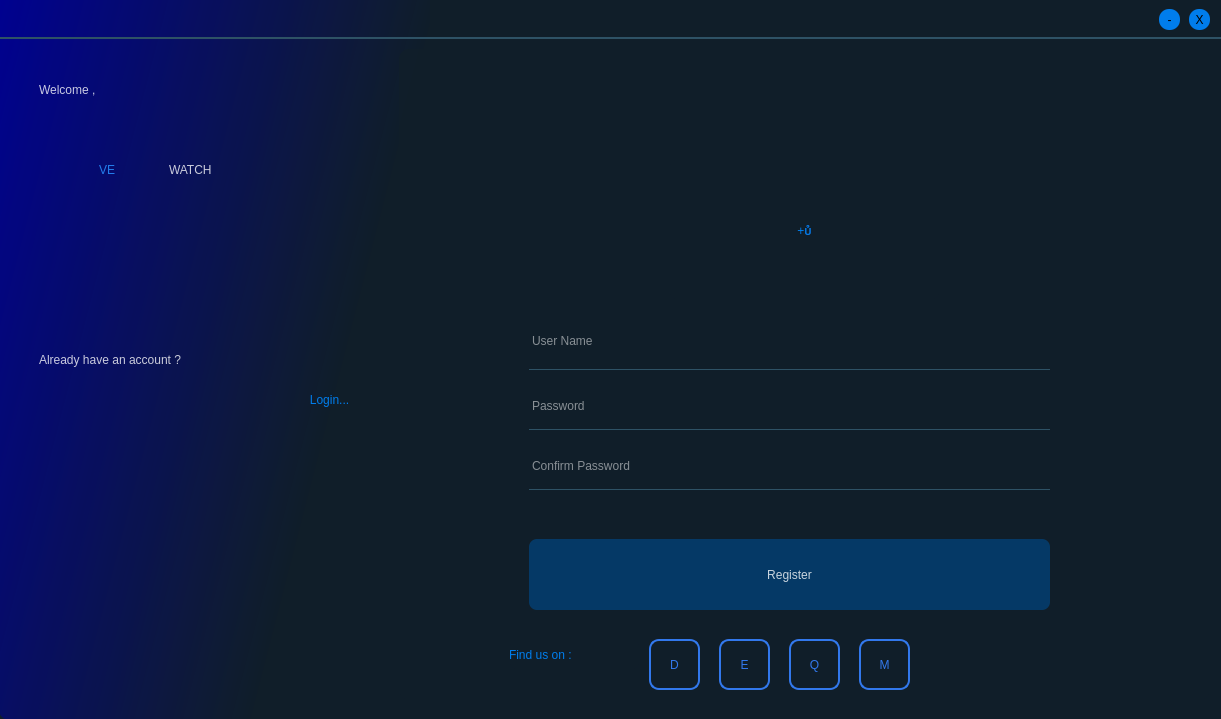
Qt form IFailedOnceButNeverGaveUp/mainwindow.ui (Esprit-UP-Algo/2a22-smart-tv-dream-team) before a commit.
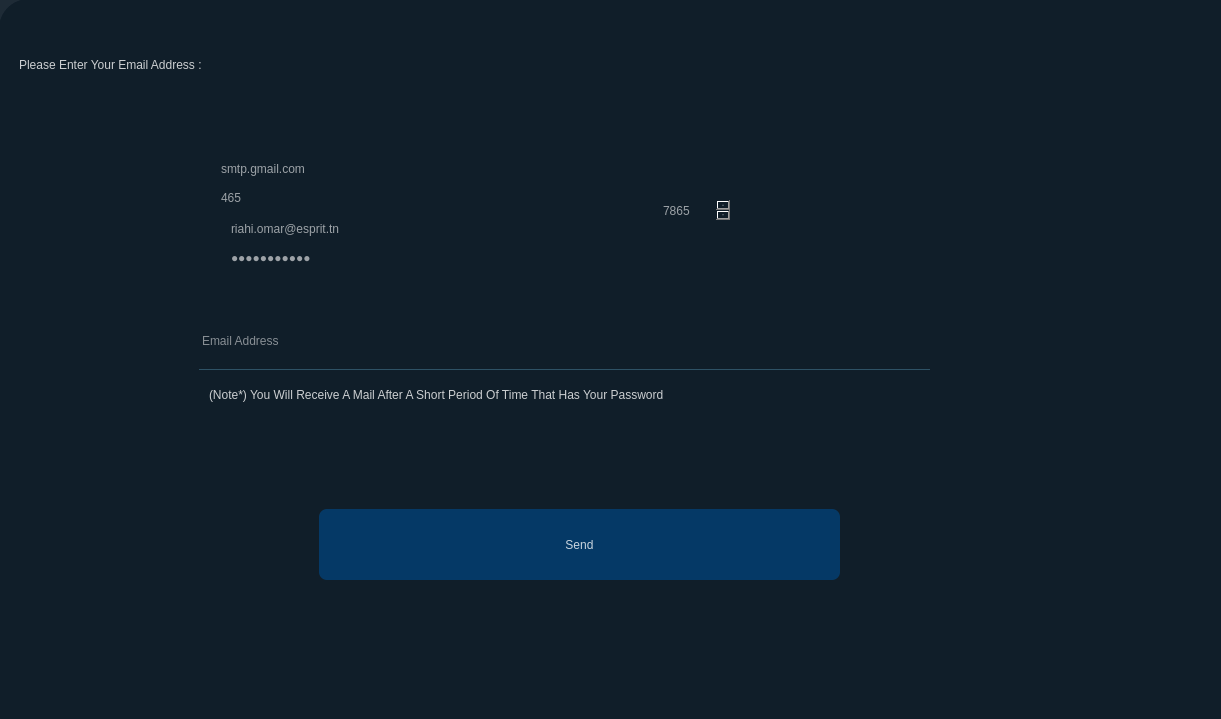
The same form after that commit. Icons and pictures are not drawn.

```diff
--- a/IFailedOnceButNeverGaveUp/mainwindow.ui
+++ b/IFailedOnceButNeverGaveUp/mainwindow.ui
@@ -85,577 +85,9 @@
       <height>741</height>
      </rect>
     </property>
-    <widget class="QWidget" name="register_2">
-     <widget class="QPushButton" name="ok_3">
-      <property name="geometry">
-       <rect>
-        <x>1160</x>
-        <y>10</y>
-        <width>21</width>
-        <height>21</height>
-       </rect>
-      </property>
-      <property name="styleSheet">
-       <string notr="true">QPushButton#ok_3{
-background-color:rgba(0,125,236,255);
-color: rgb(0, 0, 0);
-font: 15pt &quot;Permanent Marker&quot;;
-border-radius:10px;
-}
-QPushButton#ok_3:hover{
-background-color:rgba(236,125,0,255);
-color: rgb(255,255, 255);
-font: 15pt &quot;Permanent Marker&quot;;
-border-radius:10px;
-}</string>
-      </property>
-      <property name="text">
-       <string>-</string>
-      </property>
-     </widget>
-     <widget class="QPushButton" name="ku_2">
-      <property name="geometry">
-       <rect>
-        <x>230</x>
-        <y>380</y>
-        <width>201</width>
-        <height>41</height>
-       </rect>
-      </property>
-      <property name="styleSheet">
-       <string notr="true">QPushButton#ku_2{
-background-color:transparent;
-color: rgba(0,125,236,255);
-font: 22pt &quot;MS Shell Dlg 2&quot;;
-}
-QPushButton#ku_2:hover{
-background-color:transparent;
-color: rgba(50,120,236,255);
-font: 22pt &quot;MS Shell Dlg 2&quot;;
-text-decoration:underline;
-}</string>
-      </property>
-      <property name="text">
-       <string>Login...</string>
-      </property>
-     </widget>
-     <widget class="QLabel" name="label_8">
-      <property name="geometry">
-       <rect>
-        <x>40</x>
-        <y>340</y>
-        <width>381</width>
-        <height>41</height>
-       </rect>
-      </property>
-      <property name="styleSheet">
-       <string notr="true">color: rgba(255,255,255,200);
-font: 24pt &quot;MS Shell Dlg 2&quot;;
-background-color:transparent;</string>
-      </property>
-      <property name="text">
-       <string>Already have an account ?</string>
-      </property>
-     </widget>
-     <widget class="QLabel" name="label_4">
-      <property name="geometry">
-       <rect>
-        <x>-10</x>
-        <y>20</y>
-        <width>1251</width>
-        <height>20</height>
-       </rect>
-      </property>
-      <property name="styleSheet">
-       <string notr="true">background-color: rgba(0, 0, 0,0);
-font: 12pt &quot;MS Shell Dlg 2&quot;;
-border: 2px solid rgba(0,0,0,0);
-border-bottom-color:rgba(46,82,101,255);
-color:rgb(255,255,255);
-padding-bottom:7px;
-border-radius:0px;</string>
-      </property>
-      <property name="text">
-       <string/>
-      </property>
-     </widget>
-     <widget class="QLabel" name="label_10">
-      <property name="geometry">
-       <rect>
-        <x>100</x>
-        <y>120</y>
-        <width>71</width>
-        <height>101</height>
-       </rect>
-      </property>
-      <property name="styleSheet">
-       <string notr="true">font: 42pt &quot;MS Shell Dlg 2&quot;;
-background-color:transparent;
-color: rgba(35,125,236,255);</string>
-      </property>
-      <property name="text">
-       <string>VE</string>
-      </property>
-     </widget>
-     <widget class="QLabel" name="label_3">
-      <property name="geometry">
-       <rect>
-        <x>0</x>
-        <y>-10</y>
-        <width>431</width>
-        <height>731</height>
-       </rect>
-      </property>
-      <property name="styleSheet">
-       <string notr="true">
-border-radius:10px;
-background-color:qlineargradient(spread:pad, x1:0.858, y1:0.375, x2:0, y2:0, stop:0 rgba(16, 30, 41, 200), stop:1 rgba(0, 1, 145, 255));
-</string>
-      </property>
-      <property name="text">
-       <string/>
-      </property>
-     </widget>
-     <widget class="QLabel" name="label_11">
-      <property name="geometry">
-       <rect>
-        <x>170</x>
-        <y>120</y>
-        <width>201</width>
-        <height>101</height>
-       </rect>
-      </property>
-      <property name="styleSheet">
-       <string notr="true">color: rgba(255,255,255,200);
-font: 42pt &quot;MS Shell Dlg 2&quot;;
-background-color:transparent;</string>
-      </property>
-      <property name="text">
-       <string>WATCH</string>
-      </property>
-     </widget>
-     <widget class="QPushButton" name="ok_2">
-      <property name="geometry">
-       <rect>
-        <x>1190</x>
-        <y>10</y>
-        <width>21</width>
-        <height>21</height>
-       </rect>
-      </property>
-      <property name="styleSheet">
-       <string notr="true">QPushButton#ok_2{
-background-color:rgba(0,125,236,255);
-color: rgb(0, 0, 0);
-font: 10pt &quot;Permanent Marker&quot;;
-border-radius:10px;
-}
-QPushButton#ok_2:hover{
-background-color:rgba(236,125,0,255);
-color: rgb(255,255, 255);
-font: 10pt &quot;Permanent Marker&quot;;
-border-radius:10px;
-}</string>
-      </property>
-      <property name="text">
-       <string>X</string>
-      </property>
-     </widget>
-     <widget class="QWidget" name="widget" native="true">
-      <property name="geometry">
-       <rect>
-        <x>400</x>
-        <y>50</y>
-        <width>811</width>
-        <height>651</height>
-       </rect>
-      </property>
-      <property name="minimumSize">
-       <size>
-        <width>811</width>
-        <height>631</height>
-       </size>
-      </property>
-      <property name="maximumSize">
-       <size>
-        <width>242424</width>
-        <height>242424</height>
-       </size>
-      </property>
-      <property name="sizeIncrement">
-       <size>
-        <width>811</width>
-        <height>631</height>
-       </size>
-      </property>
-      <property name="whatsThis">
-       <string/>
-      </property>
-      <property name="styleSheet">
-       <string notr="true">background-color:rgba(16,30,41,240);
-color:rgba(255,255,255,150);
-border-radius:10px;
-font: 12pt &quot;MS Shell Dlg 2&quot;;</string>
-      </property>
-      <widget class="QLineEdit" name="lineEdit_Username_10">
-       <property name="geometry">
-        <rect>
-         <x>130</x>
-         <y>270</y>
-         <width>521</width>
-         <height>51</height>
-        </rect>
-       </property>
-       <property name="sizeIncrement">
-        <size>
-         <width>250</width>
-         <height>300</height>
-        </size>
-       </property>
-       <property name="styleSheet">
-        <string notr="true">background-color: rgba(0, 0, 0,0);
-font: 12pt &quot;MS Shell Dlg 2&quot;;
-border: 1px solid rgba(0,0,0,0);
-border-bottom-color:rgba(46,82,101,255);
-color:rgb(255,255,255);
-padding-bottom:7px;
-border-radius:0px;</string>
-       </property>
-       <property name="placeholderText">
-        <string>User Name</string>
-       </property>
-       <property name="cursorMoveStyle">
-        <enum>Qt::VisualMoveStyle</enum>
-       </property>
-      </widget>
-      <widget class="QLineEdit" name="lineEdit_Password_10">
-       <property name="geometry">
-        <rect>
-         <x>130</x>
-         <y>340</y>
-         <width>521</width>
-         <height>41</height>
-        </rect>
-       </property>
-       <property name="sizePolicy">
-        <sizepolicy hsizetype="Maximum" vsizetype="Maximum">
-         <horstretch>0</horstretch>
-         <verstretch>0</verstretch>
-        </sizepolicy>
-       </property>
-       <property name="maximumSize">
-        <size>
-         <width>16777215</width>
-         <height>16777215</height>
-        </size>
-       </property>
-       <property name="sizeIncrement">
-        <size>
-         <width>250</width>
-         <height>0</height>
-        </size>
-       </property>
-       <property name="styleSheet">
-        <string notr="true">background-color: rgba(0, 0, 0,0);
-font: 12pt &quot;MS Shell Dlg 2&quot;;
-border: 1px solid rgba(0,0,0,0);
-border-bottom-color:rgba(46,82,101,255);
-color:rgb(255,255,255);
-padding-bottom:7px;
-border-radius:0px;</string>
-       </property>
-       <property name="echoMode">
-        <enum>QLineEdit::Password</enum>
-       </property>
-       <property name="placeholderText">
-        <string>Password</string>
-       </property>
-      </widget>
-      <widget class="QPushButton" name="ok_12">
-       <property name="geometry">
-        <rect>
-         <x>130</x>
-         <y>490</y>
-         <width>521</width>
-         <height>71</height>
-        </rect>
-       </property>
-       <property name="styleSheet">
-        <string notr="true">QPushButton#ok_12{
-	font: 75 8pt &quot;Poppins&quot;;
-	font: 24pt &quot;MS Shell Dlg 2&quot;;
-background-color: rgba(2, 65, 118,255);
-color: rgba(255, 255, 255,200);
-border-radius:8px;
-}
-QPushButton#ok_12:pressed{
-padding-left:5px;
-padding-top:5px;
-background-color: rgba(2, 65, 118,100);
-background-position:calc(100% - 10px)center;
-}
-QPushButton#ok_12{
-background-color: rgba(2, 65, 118,200);
-}
-QPushButton#ok_12:hover{
-background-color: rgba(0,125,236,255);
-}
-</string>
-       </property>
-       <property name="text">
-        <string>Register</string>
-       </property>
-      </widget>
-      <widget class="QLabel" name="label_24">
-       <property name="geometry">
-        <rect>
-         <x>270</x>
-         <y>110</y>
-         <width>271</width>
-         <height>141</height>
-        </rect>
-       </property>
-       <property name="styleSheet">
-        <string notr="true">font: 90pt &quot;MS Shell Dlg 2&quot;;
-color:rgba(0,125,236,255);</string>
-       </property>
-       <property name="text">
-        <string>+</string>
-       </property>
-       <property name="alignment">
-        <set>Qt::AlignCenter</set>
-       </property>
-      </widget>
-      <widget class="QPushButton" name="twitter_10">
-       <property name="geometry">
-        <rect>
-         <x>250</x>
-         <y>590</y>
-         <width>51</width>
-         <height>51</height>
-        </rect>
-       </property>
-       <property name="whatsThis">
-        <string>&lt;!DOCTYPE HTML PUBLIC &quot;-//W3C//DTD HTML 4.0//EN&quot; &quot;http://www.w3.org/TR/REC-html40/strict.dtd&quot;&gt;
-&lt;html&gt;&lt;head&gt;&lt;meta name=&quot;qrichtext&quot; content=&quot;1&quot; /&gt;&lt;style type=&quot;text/css&quot;&gt;
-p, li { white-space: pre-wrap; }
-&lt;/style&gt;&lt;/head&gt;&lt;body style=&quot; font-family:'Social Media Circled'; font-size:24pt; font-weight:400; font-style:normal;&quot;&gt;
-&lt;p style=&quot; margin-top:12px; margin-bottom:12px; margin-left:0px; margin-right:0px; -qt-block-indent:0; text-indent:0px;&quot;&gt;&lt;a href=&quot;https://twitter.com/home&quot;&gt;&lt;span style=&quot; text-decoration: underline; color:#0000ff;&quot;&gt;twitter&lt;/span&gt;&lt;/a&gt;&lt;/p&gt;&lt;/body&gt;&lt;/html&gt;</string>
-       </property>
-       <property name="styleSheet">
-        <string notr="true">QPushButton#twitter_10{
-font: 24pt &quot;Social Media Circled&quot;;
-color: rgba(50,120,236,255);
-border-color:rgba(50,120,236,255);
-border:2px solid rgba(50,120,236,255) ;
-border-radius:10px;
-background-color:rgba(16,30,41,240);
-}
-QPushButton#twitter_10:hover{
-background-color: rgba(50,120,236,200);
-font: 24pt &quot;Social Media Circled&quot;;
-color: rgba(16,30,41,240);
-border-color:rgba(50,120,236,255);
-border:2px solid rgba(50,120,236,255) ;
-border-radius:10px;
-}</string>
-       </property>
-       <property name="text">
-        <string>D</string>
-       </property>
-      </widget>
-      <widget class="QPushButton" name="face_10">
-       <property name="geometry">
-        <rect>
-         <x>320</x>
-         <y>590</y>
-         <width>51</width>
-         <height>51</height>
-        </rect>
-       </property>
-       <property name="whatsThis">
-        <string>&lt;html&gt;&lt;head/&gt;&lt;body&gt;&lt;p&gt;&lt;a href=&quot;https://facebook.com&quot;&gt;&lt;span style=&quot; text-decoration: underline; color:#0000ff;&quot;&gt;facebook&lt;/span&gt;&lt;/a&gt;&lt;/p&gt;&lt;/body&gt;&lt;/html&gt;</string>
-       </property>
-       <property name="styleSheet">
-        <string notr="true">QPushButton#face_10{
-font: 24pt &quot;Social Media Circled&quot;;
-color: rgba(50,120,236,255);
-border-color:rgba(50,120,236,255);
-border:2px solid rgba(50,120,236,255) ;
-border-radius:10px;
-background-color:rgba(16,30,41,240);
-}
-QPushButton#face_10:hover{
-background-color: rgba(50,120,236,200);
-font: 24pt &quot;Social Media Circled&quot;;
-color: rgba(16,30,41,240);
-border-color:rgba(50,120,236,255);
-border:2px solid rgba(50,120,236,255) ;
-border-radius:10px;
-}</string>
-       </property>
-       <property name="text">
-        <string>E</string>
-       </property>
-      </widget>
-      <widget class="QPushButton" name="youtube_10">
-       <property name="geometry">
-        <rect>
-         <x>460</x>
-         <y>590</y>
-         <width>51</width>
-         <height>51</height>
-        </rect>
-       </property>
-       <property name="whatsThis">
-        <string>&lt;html&gt;&lt;head/&gt;&lt;body&gt;&lt;p&gt;&lt;a href=&quot;https://youtube.com&quot;&gt;&lt;span style=&quot; text-decoration: underline; color:#0000ff;&quot;&gt;youtube&lt;/span&gt;&lt;/a&gt;&lt;/p&gt;&lt;/body&gt;&lt;/html&gt;</string>
-       </property>
-       <property name="styleSheet">
-        <string notr="true">QPushButton#youtube_10{
-font: 24pt &quot;Social Media Circled&quot;;
-color: rgba(50,120,236,255);
-border-color:rgba(50,120,236,255);
-border:2px solid rgba(50,120,236,255) ;
-border-radius:10px;
-background-color:rgba(16,30,41,240);
-}
-QPushButton#youtube_10:hover{
-background-color: rgba(50,120,236,200);
-font: 24pt &quot;Social Media Circled&quot;;
-color: rgba(16,30,41,240);
-border-color:rgba(50,120,236,255);
-border:2px solid rgba(50,120,236,255) ;
-border-radius:10px;
-}</string>
-       </property>
-       <property name="text">
-        <string>M</string>
-       </property>
-      </widget>
-      <widget class="QPushButton" name="insta_10">
-       <property name="geometry">
-        <rect>
-         <x>390</x>
-         <y>590</y>
-         <width>51</width>
-         <height>51</height>
-        </rect>
-       </property>
-       <property name="whatsThis">
-        <string>&lt;html&gt;&lt;head/&gt;&lt;body&gt;&lt;p&gt;&lt;a href=&quot;https://instagram.com&quot;&gt;&lt;span style=&quot; text-decoration: underline; color:#0000ff;&quot;&gt;insta&lt;/span&gt;&lt;/a&gt;&lt;/p&gt;&lt;/body&gt;&lt;/html&gt;</string>
-       </property>
-       <property name="styleSheet">
-        <string notr="true">QPushButton#insta_10{
-font: 24pt &quot;Social Media Circled&quot;;
-color: rgba(50,120,236,255);
-border-color:rgba(50,120,236,255);
-border:2px solid rgba(50,120,236,255) ;
-border-radius:10px;
-background-color:rgba(16,30,41,240);
-}
-QPushButton#insta_10:hover{
-background-color: rgba(50,120,236,200);
-font: 24pt &quot;Social Media Circled&quot;;
-color: rgba(16,30,41,240);
-border-color:rgba(50,120,236,255);
-border:2px solid rgba(50,120,236,255) ;
-border-radius:10px;
-}</string>
-       </property>
-       <property name="text">
-        <string>Q</string>
-       </property>
-      </widget>
-      <widget class="QLineEdit" name="lineEdit_Password_12">
-       <property name="geometry">
-        <rect>
-         <x>130</x>
-         <y>400</y>
-         <width>521</width>
-         <height>41</height>
-        </rect>
-       </property>
-       <property name="sizePolicy">
-        <sizepolicy hsizetype="Maximum" vsizetype="Maximum">
-         <horstretch>0</horstretch>
-         <verstretch>0</verstretch>
-        </sizepolicy>
-       </property>
-       <property name="maximumSize">
-        <size>
-         <width>16777215</width>
-         <height>16777215</height>
-        </size>
-       </property>
-       <property name="sizeIncrement">
-        <size>
-         <width>250</width>
-         <height>0</height>
-        </size>
-       </property>
-       <property name="styleSheet">
-        <string notr="true">background-color: rgba(0, 0, 0,0);
-font: 12pt &quot;MS Shell Dlg 2&quot;;
-border: 1px solid rgba(0,0,0,0);
-border-bottom-color:rgba(46,82,101,255);
-color:rgb(255,255,255);
-padding-bottom:7px;
-border-radius:0px;</string>
-       </property>
-       <property name="echoMode">
-        <enum>QLineEdit::Password</enum>
-       </property>
-       <property name="placeholderText">
-        <string>Confirm Password</string>
-       </property>
-      </widget>
-      <widget class="QLabel" name="label_36">
-       <property name="geometry">
-        <rect>
-         <x>110</x>
-         <y>590</y>
-         <width>131</width>
-         <height>31</height>
-        </rect>
-       </property>
-       <property name="styleSheet">
-        <string notr="true">color: rgba(0,125,236,255);
-font: 18pt &quot;MS Shell Dlg 2&quot;;</string>
-       </property>
-       <property name="text">
-        <string>Find us on :</string>
-       </property>
-      </widget>
-     </widget>
-     <widget class="QLabel" name="label_26">
-      <property name="geometry">
-       <rect>
-        <x>40</x>
-        <y>40</y>
-        <width>391</width>
-        <height>101</height>
-       </rect>
-      </property>
-      <property name="styleSheet">
-       <string notr="true">color: rgba(255,255,255,200);
-font: 42pt &quot;MS Shell Dlg 2&quot;;
-background-color:transparent;</string>
-      </property>
-      <property name="text">
-       <string>Welcome ,</string>
-      </property>
-     </widget>
-     <zorder>ok_3</zorder>
-     <zorder>label_3</zorder>
-     <zorder>ok_2</zorder>
-     <zorder>widget</zorder>
-     <zorder>label_26</zorder>
-     <zorder>ku_2</zorder>
-     <zorder>label_10</zorder>
-     <zorder>label_11</zorder>
-     <zorder>label_4</zorder>
-     <zorder>label_8</zorder>
-    </widget>
+    <property name="currentIndex">
+     <number>1</number>
+    </property>
     <widget class="QWidget" name="login">
      <widget class="QLabel" name="label_27">
       <property name="geometry">
@@ -1229,6 +661,199 @@
      <zorder>label_33</zorder>
      <zorder>ok_14</zorder>
     </widget>
+    <widget class="QWidget" name="forogtpaasword">
+     <widget class="QLabel" name="label_36">
+      <property name="geometry">
+       <rect>
+        <x>20</x>
+        <y>30</y>
+        <width>841</width>
+        <height>71</height>
+       </rect>
+      </property>
+      <property name="styleSheet">
+       <string notr="true">color: rgba(255,255,255,200);
+font: 40pt &quot;MS Shell Dlg 2&quot;;
+background-color:transparent;</string>
+      </property>
+      <property name="text">
+       <string>Please Enter Your Email Address :</string>
+      </property>
+     </widget>
+     <widget class="QLineEdit" name="email">
+      <property name="geometry">
+       <rect>
+        <x>200</x>
+        <y>320</y>
+        <width>731</width>
+        <height>51</height>
+       </rect>
+      </property>
+      <property name="sizeIncrement">
+       <size>
+        <width>250</width>
+        <height>300</height>
+       </size>
+      </property>
+      <property name="styleSheet">
+       <string notr="true">background-color: rgba(0, 0, 0,0);
+font: 18pt &quot;MS Shell Dlg 2&quot;;
+border: 1px solid rgba(0,0,0,0);
+border-bottom-color:rgba(46,82,101,255);
+color:rgb(255,255,255);
+padding-bottom:7px;
+border-radius:0px;</string>
+      </property>
+      <property name="text">
+       <string/>
+      </property>
+      <property name="placeholderText">
+       <string>Email Address</string>
+      </property>
+      <property name="cursorMoveStyle">
+       <enum>Qt::VisualMoveStyle</enum>
+      </property>
+     </widget>
+     <widget class="QPushButton" name="ok_16">
+      <property name="geometry">
+       <rect>
+        <x>320</x>
+        <y>510</y>
+        <width>521</width>
+        <height>71</height>
+       </rect>
+      </property>
+      <property name="styleSheet">
+       <string notr="true">QPushButton#ok_16{
+	font: 75 8pt &quot;Poppins&quot;;
+	font: 24pt &quot;MS Shell Dlg 2&quot;;
+background-color: rgba(2, 65, 118,255);
+color: rgba(255, 255, 255,200);
+border-radius:8px;
+}
+QPushButton#ok_16:pressed{
+padding-left:5px;
+padding-top:5px;
+background-color: rgba(2, 65, 118,100);
+background-position:calc(100% - 10px)center;
+}
+QPushButton#ok_16{
+background-color: rgba(2, 65, 118,200);
+}
+QPushButton#ok_16:hover{
+background-color: rgba(0,125,236,255);
+}
+</string>
+      </property>
+      <property name="text">
+       <string>Send</string>
+      </property>
+     </widget>
+     <widget class="QLabel" name="label_37">
+      <property name="geometry">
+       <rect>
+        <x>210</x>
+        <y>360</y>
+        <width>481</width>
+        <height>71</height>
+       </rect>
+      </property>
+      <property name="styleSheet">
+       <string notr="true">color: rgba(255,255,255,200);
+font: 9pt &quot;MS Shell Dlg 2&quot;;
+background-color:transparent;</string>
+      </property>
+      <property name="text">
+       <string>(Note*) You Will Receive A Mail After A Short Period Of Time That Has Your Password</string>
+      </property>
+     </widget>
+     <widget class="QLineEdit" name="server">
+      <property name="geometry">
+       <rect>
+        <x>220</x>
+        <y>160</y>
+        <width>395</width>
+        <height>20</height>
+       </rect>
+      </property>
+      <property name="text">
+       <string>smtp.gmail.com</string>
+      </property>
+     </widget>
+     <widget class="QLineEdit" name="port">
+      <property name="geometry">
+       <rect>
+        <x>220</x>
+        <y>189</y>
+        <width>395</width>
+        <height>20</height>
+       </rect>
+      </property>
+      <property name="text">
+       <string>465</string>
+      </property>
+     </widget>
+     <widget class="QLineEdit" name="uname">
+      <property name="geometry">
+       <rect>
+        <x>230</x>
+        <y>220</y>
+        <width>395</width>
+        <height>20</height>
+       </rect>
+      </property>
+      <property name="text">
+       <string>riahi.omar@esprit.tn</string>
+      </property>
+     </widget>
+     <widget class="QLineEdit" name="paswd">
+      <property name="geometry">
+       <rect>
+        <x>230</x>
+        <y>249</y>
+        <width>395</width>
+        <height>20</height>
+       </rect>
+      </property>
+      <property name="inputMask">
+       <string/>
+      </property>
+      <property name="text">
+       <string>221JMT29499</string>
+      </property>
+      <property name="echoMode">
+       <enum>QLineEdit::Password</enum>
+      </property>
+     </widget>
+     <widget class="QLineEdit" name="subject">
+      <property name="geometry">
+       <rect>
+        <x>660</x>
+        <y>160</y>
+        <width>395</width>
+        <height>20</height>
+       </rect>
+      </property>
+      <property name="text">
+       <string/>
+      </property>
+     </widget>
+     <widget class="QPlainTextEdit" name="msg">
+      <property name="geometry">
+       <rect>
+        <x>660</x>
+        <y>201</y>
+        <width>71</width>
+        <height>20</height>
+       </rect>
+      </property>
+      <property name="plainText">
+       <string>7865</string>
+      </property>
+     </widget>
+    </widget>
+    <widget class="QWidget" name="page"/>
+    <widget class="QWidget" name="page_2"/>
    </widget>
   </widget>
  </widget>
```
Left out of the diff: 14 changed lines with no effect on the pictures.
